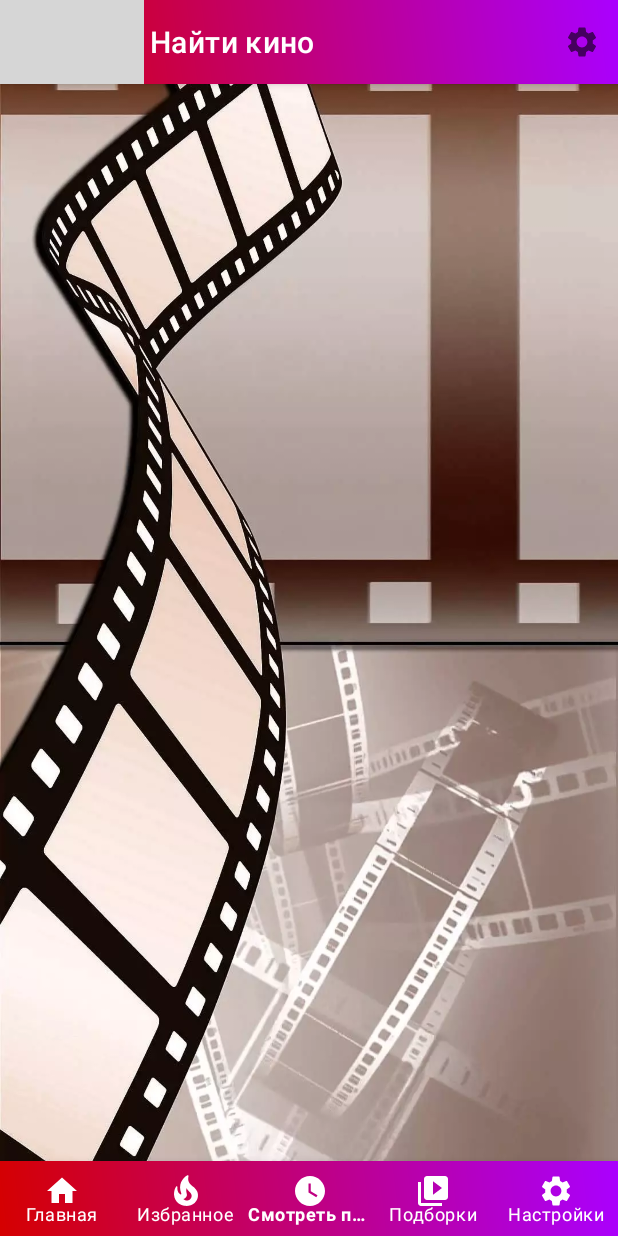
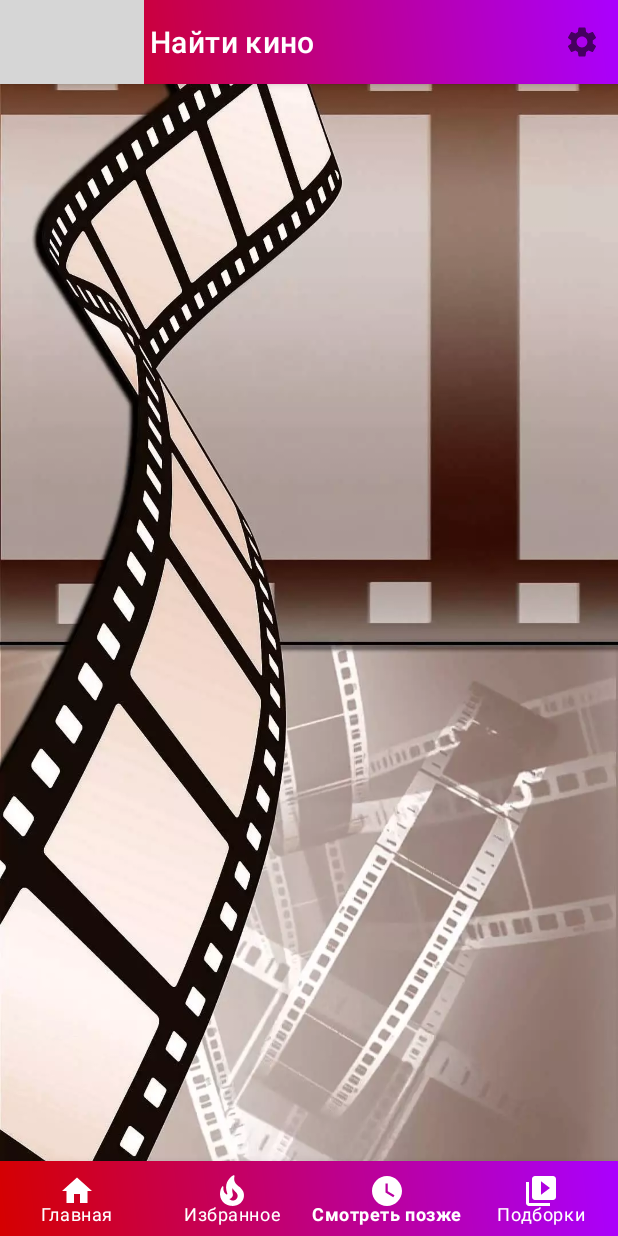
Before and after one commit to AlexVladimirov05690/First_App_Android_Studio, an Android app: the screen it shows after launch (MainActivity), item 3 of the bottom bar chosen, on a phone screen of 412 x 824 dp. Run offline under Robolectric (Android 15) with nearby library versions, the phone set to English and light mode, and no system bars; our stand-ins replace Dagger/Hilt's generated code, data binding; 1 statement that could not run was skipped; grey boxes are pictures that could not be loaded.

```diff
--- a/app/src/main/res/menu/bottom_menu.xml
+++ b/app/src/main/res/menu/bottom_menu.xml
@@ -26,10 +26,4 @@
         android:title="@string/selections"
         app:showAsAction="ifRoom"/>
 
-    <item
-        android:id="@+id/set"
-        android:icon="@drawable/ic_settings"
-        android:title="@string/setting"
-        app:showAsAction="ifRoom"/>
-
 </menu>
```
Also changed, not shown: app/build.gradle (+0 -7 lines), app/src/main/java/com/example/findfilms/view/MainActivity.kt (+3 -7 lines).
